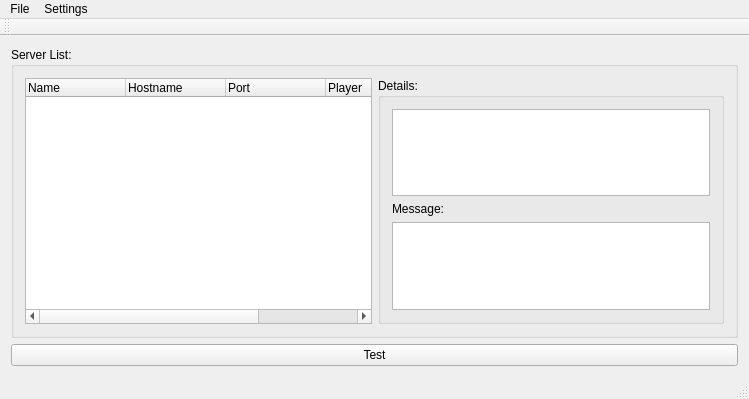
Old version of the form src/Launcher/frmMain.ui in the repository ErrorFlexXx/OpenGMP.
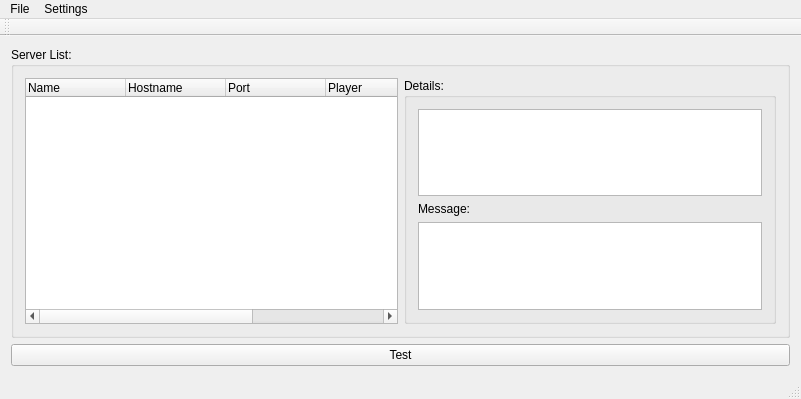
New version of the form.

Commit message: Added online flag for launcherServer. Added version query. Added connect request to update Servername and version on init. connect. Added store update of serverlist on server comes online.

What changed in the file:
```diff
--- a/src/Launcher/frmMain.ui
+++ b/src/Launcher/frmMain.ui
@@ -6,7 +6,7 @@
    <rect>
     <x>0</x>
     <y>0</y>
-    <width>749</width>
+    <width>801</width>
     <height>399</height>
    </rect>
   </property>
@@ -48,6 +48,11 @@
            <string>Ping</string>
           </property>
          </column>
+         <column>
+          <property name="text">
+           <string>Version</string>
+          </property>
+         </column>
         </widget>
        </item>
        <item>
@@ -93,7 +98,7 @@
     <rect>
      <x>0</x>
      <y>0</y>
-     <width>749</width>
+     <width>801</width>
      <height>22</height>
     </rect>
    </property>
```
The commit also changes 10 other files.
